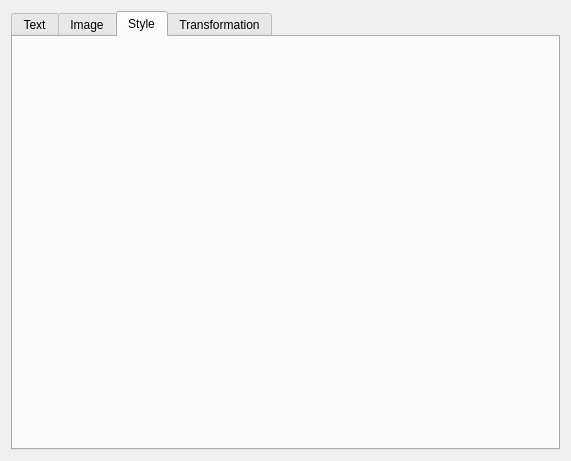
Before: the Qt Designer form Pdf4QtLibWidgets/sources/pdfpagecontenteditorediteditemsettings.ui in studio-berry/loop, drawn with Qt 5.
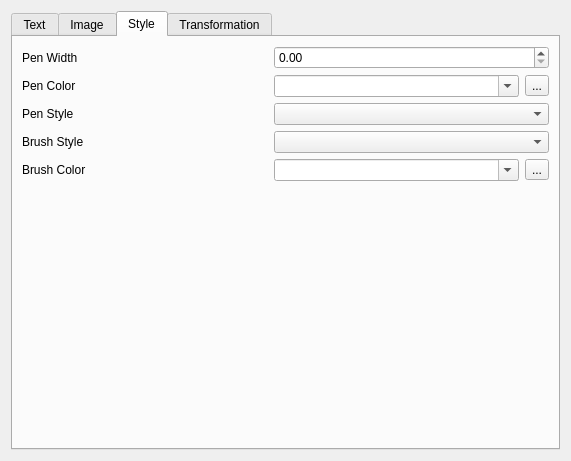
After: the same form once the commit is applied. The open tabs and pages were chosen to show the change.

Commit message: Editor plugin: Style of text and paths

The edit to the form file:
```diff
--- a/Pdf4QtLibWidgets/sources/pdfpagecontenteditorediteditemsettings.ui
+++ b/Pdf4QtLibWidgets/sources/pdfpagecontenteditorediteditemsettings.ui
@@ -138,6 +138,93 @@
       <attribute name="title">
        <string>Style</string>
       </attribute>
+      <layout class="QGridLayout" name="gridLayout_2">
+       <item row="1" column="1">
+        <widget class="QComboBox" name="penColorCombo">
+         <property name="editable">
+          <bool>true</bool>
+         </property>
+        </widget>
+       </item>
+       <item row="2" column="0">
+        <widget class="QLabel" name="penStyleLabel">
+         <property name="text">
+          <string>Pen Style</string>
+         </property>
+        </widget>
+       </item>
+       <item row="0" column="1" colspan="2">
+        <widget class="QDoubleSpinBox" name="penWidthEdit"/>
+       </item>
+       <item row="4" column="0">
+        <widget class="QLabel" name="brushColorLabel">
+         <property name="text">
+          <string>Brush Color</string>
+         </property>
+        </widget>
+       </item>
+       <item row="4" column="2">
+        <widget class="QToolButton" name="selectBrushColorButton">
+         <property name="text">
+          <string>...</string>
+         </property>
+        </widget>
+       </item>
+       <item row="1" column="2">
+        <widget class="QToolButton" name="selectPenColorButton">
+         <property name="text">
+          <string>...</string>
+         </property>
+        </widget>
+       </item>
+       <item row="2" column="1" colspan="2">
+        <widget class="QComboBox" name="penStyleCombo"/>
+       </item>
+       <item row="0" column="0">
+        <widget class="QLabel" name="penWidthLabel">
+         <property name="text">
+          <string>Pen Width</string>
+         </property>
+        </widget>
+       </item>
+       <item row="3" column="0">
+        <widget class="QLabel" name="brushStyleLabel">
+         <property name="text">
+          <string>Brush Style</string>
+         </property>
+        </widget>
+       </item>
+       <item row="1" column="0">
+        <widget class="QLabel" name="penColorLabel">
+         <property name="text">
+          <string>Pen Color</string>
+         </property>
+        </widget>
+       </item>
+       <item row="3" column="1" colspan="2">
+        <widget class="QComboBox" name="brushStyleCombo"/>
+       </item>
+       <item row="4" column="1">
+        <widget class="QComboBox" name="brushColorCombo">
+         <property name="editable">
+          <bool>true</bool>
+         </property>
+        </widget>
+       </item>
+       <item row="5" column="0">
+        <spacer name="verticalSpacer_2">
+         <property name="orientation">
+          <enum>Qt::Vertical</enum>
+         </property>
+         <property name="sizeHint" stdset="0">
+          <size>
+           <width>20</width>
+           <height>40</height>
+          </size>
+         </property>
+        </spacer>
+       </item>
+      </layout>
      </widget>
      <widget class="QWidget" name="transformationTab">
       <attribute name="title">
```
The commit also changes 5 other files.
